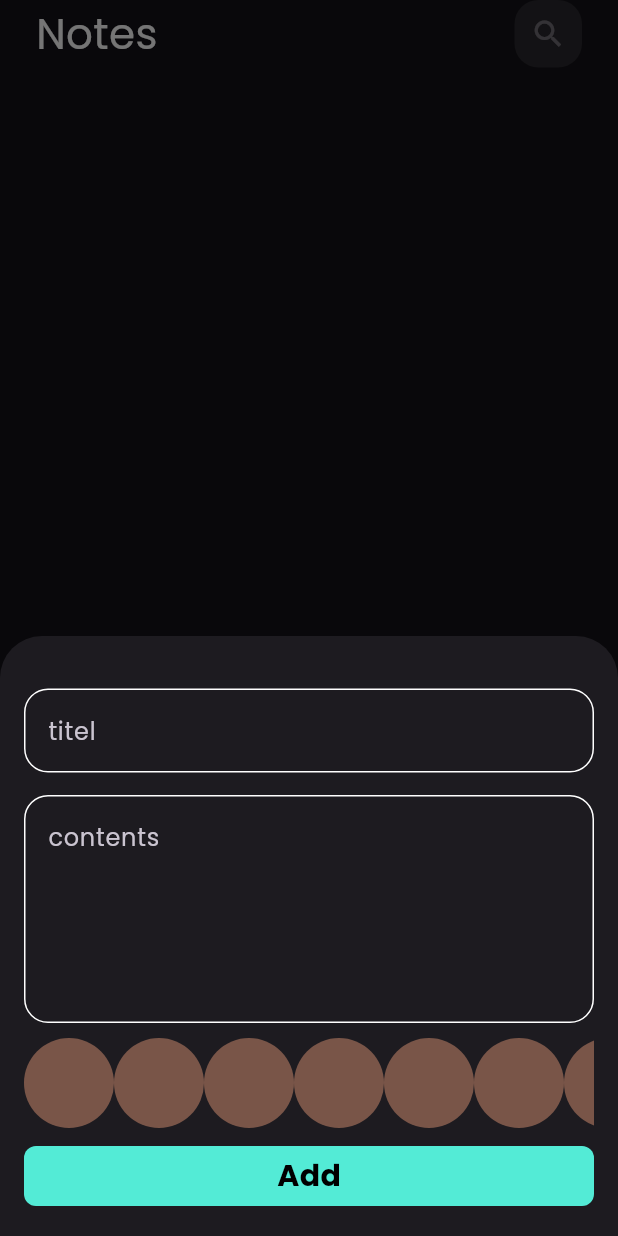
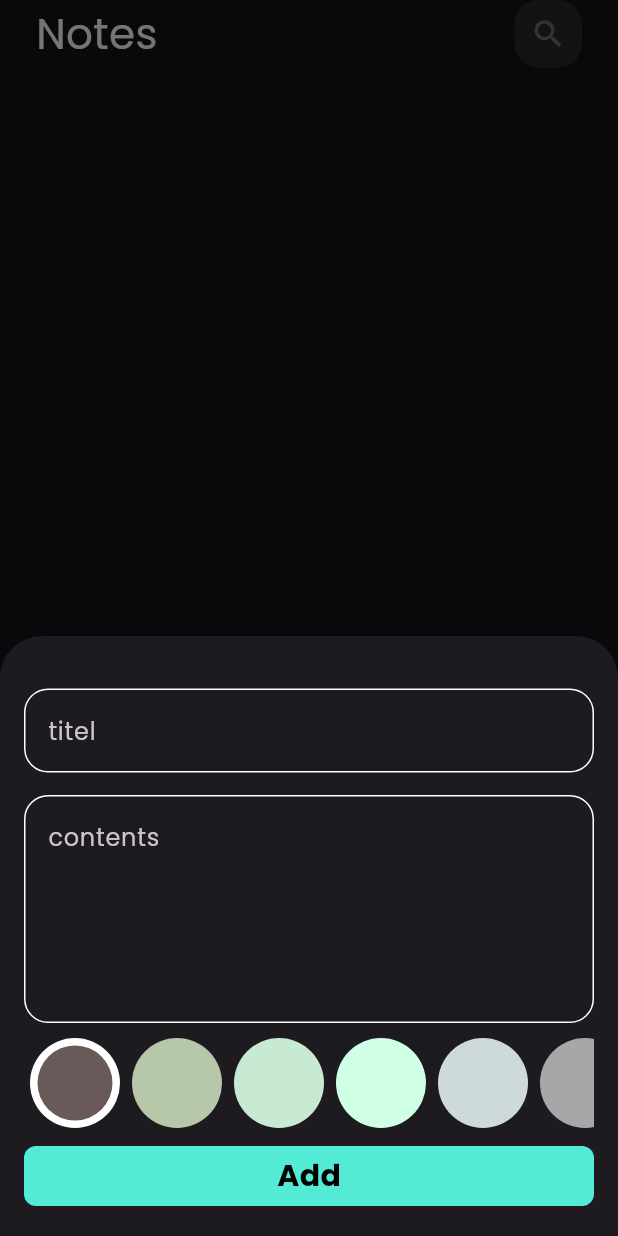
Before and after one commit to reemmohmed/notsapp, a Flutter app: the screen it shows after launch, after a tap on the "add" icon, on a phone screen of 412 x 824 dp. Run offline on Flutter 3.47's test engine with Material 3 defaults, Android fonts, the phone set to English and light mode, and no system bars; our stand-ins replace bloc, flutter_bloc, font_awesome_flutter, hive, hive_flutter; accounts and stored records are empty.

Commit message:
fished itemColor

```diff
--- a/lib/cubits/add_note/add_note_cubit.dart
+++ b/lib/cubits/add_note/add_note_cubit.dart
@@ -1,4 +1,5 @@
 import 'package:bloc/bloc.dart';
+import 'package:flutter/material.dart';
 import 'package:hive_flutter/adapters.dart';
 import 'package:meta/meta.dart';
 import 'package:notsapp/Models/note_model.dart';
@@ -8,9 +9,11 @@ part 'add_note_state.dart';
 
 class AddNoteCubit extends Cubit<AddNoteState> {
   AddNoteCubit() : super(AddNoteInitial());
+  Color? color = Color(0xffCFFFE5);
+  addnot(NoteModel note) async {
+    note.color = color!.value;
+    emit(AddNoteLoading());
 
-  addnot(NoteModel note) async {
-    emit(AddNoteLoading());
     try {
       var notsBox = Hive.box<NoteModel>(kNotesBox);
 
--- a/lib/views/widgets/add_notes_buttom_sheet.dart
+++ b/lib/views/widgets/add_notes_buttom_sheet.dart
@@ -3,9 +3,6 @@ import 'package:flutter_bloc/flutter_bloc.dart';
 import 'package:notsapp/cubits/add_note/add_note_cubit.dart';
 import 'package:notsapp/cubits/notes_cubit/notes_cubit.dart';
 import 'package:notsapp/views/widgets/add_note_form.dart';
-
-import 'custom_buttom.dart';
-import 'custom_text_field.dart';
 
 class AddNotesButtomSheet extends StatelessWidget {
   const AddNotesButtomSheet({super.key});
--- a/lib/views/widgets/color_list_view.dart
+++ b/lib/views/widgets/color_list_view.dart
@@ -1,29 +1,70 @@
 import 'package:flutter/material.dart';
+import 'package:flutter_bloc/flutter_bloc.dart';
+import 'package:notsapp/cubits/add_note/add_note_cubit.dart';
 
 class ItemColor extends StatelessWidget {
-  const ItemColor({super.key});
-
+  const ItemColor({super.key, required this.isActive, required this.color});
+  final bool isActive;
+  final Color color;
   @override
   Widget build(BuildContext context) {
-    return const CircleAvatar(
-      radius: 30,
-      backgroundColor: Colors.brown,
-    );
+    return isActive
+        ? CircleAvatar(
+            backgroundColor: Colors.white,
+            radius: 30,
+            child: CircleAvatar(
+              radius: 25,
+              backgroundColor: color,
+            ),
+          )
+        : CircleAvatar(
+            radius: 30,
+            backgroundColor: color,
+          );
   }
 }
 
-class ColorListView extends StatelessWidget {
+class ColorListView extends StatefulWidget {
   const ColorListView({super.key});
 
+  @override
+  State<ColorListView> createState() => _ColorListViewState();
+}
+
+class _ColorListViewState extends State<ColorListView> {
+  int currentItem = 0;
+  List<Color> colors = const [
+    Color(0xff695958),
+    Color(0xffB6C8A9),
+    Color(0xffC8EAD3),
+    Color(0xffCFFFE5),
+    Color(0xffCEDADA),
+    Color(0xffA7A7A9),
+    Color(0xffB0C0BC),
+    Color(0xffA7A7A9)
+  ];
   @override
   Widget build(BuildContext context) {
     return SizedBox(
       height: 30 * 2,
       child: ListView.builder(
-          itemCount: 10,
+          itemCount: colors.length,
           scrollDirection: Axis.horizontal,
           itemBuilder: (context, index) {
-            return const ItemColor();
+            return Padding(
+              padding: EdgeInsets.symmetric(horizontal: 4),
+              child: GestureDetector(
+                onTap: () {
+                  currentItem = index;
+                  BlocProvider.of<AddNoteCubit>(context).color = colors[index];
+                  setState(() {});
+                },
+                child: ItemColor(
+                  color: colors[index],
+                  isActive: currentItem == index,
+                ),
+              ),
+            );
           }),
     );
   }
--- a/lib/views/widgets/notes_view_body.dart
+++ b/lib/views/widgets/notes_view_body.dart
@@ -1,6 +1,5 @@
 import 'package:flutter/material.dart';
-import 'package:flutter_bloc/flutter_bloc.dart';
-import 'package:notsapp/cubits/notes_cubit/notes_cubit.dart';
+
 import 'package:notsapp/views/notes_view.dart';
 
 import 'add_notes_buttom_sheet.dart';
```
